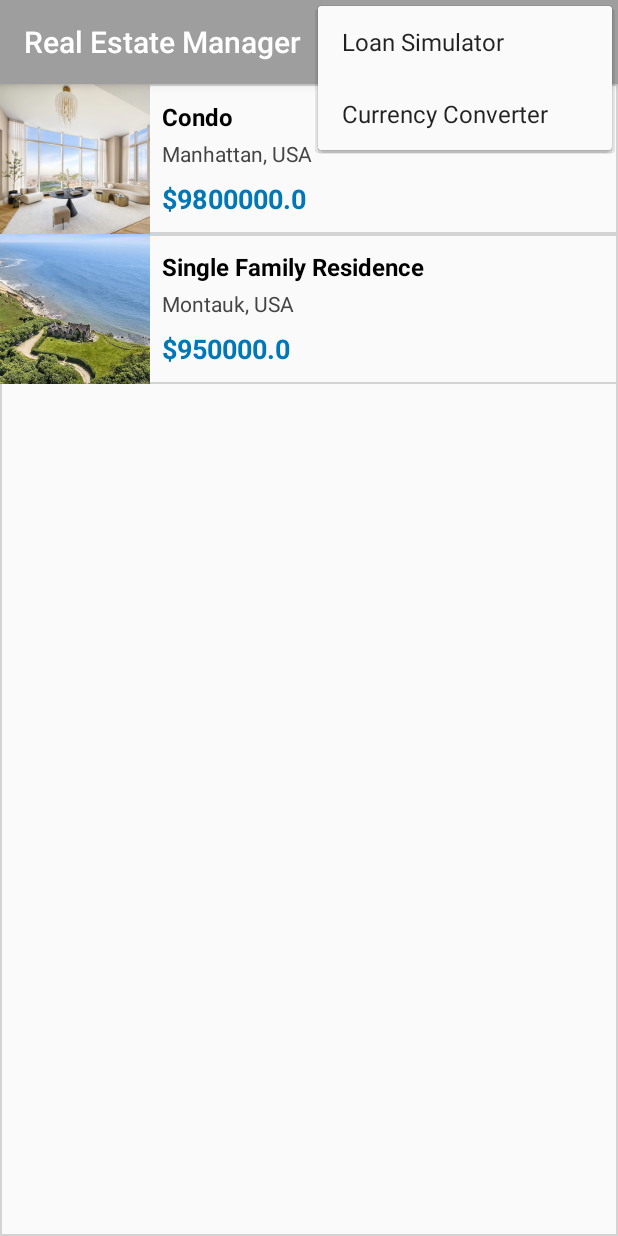
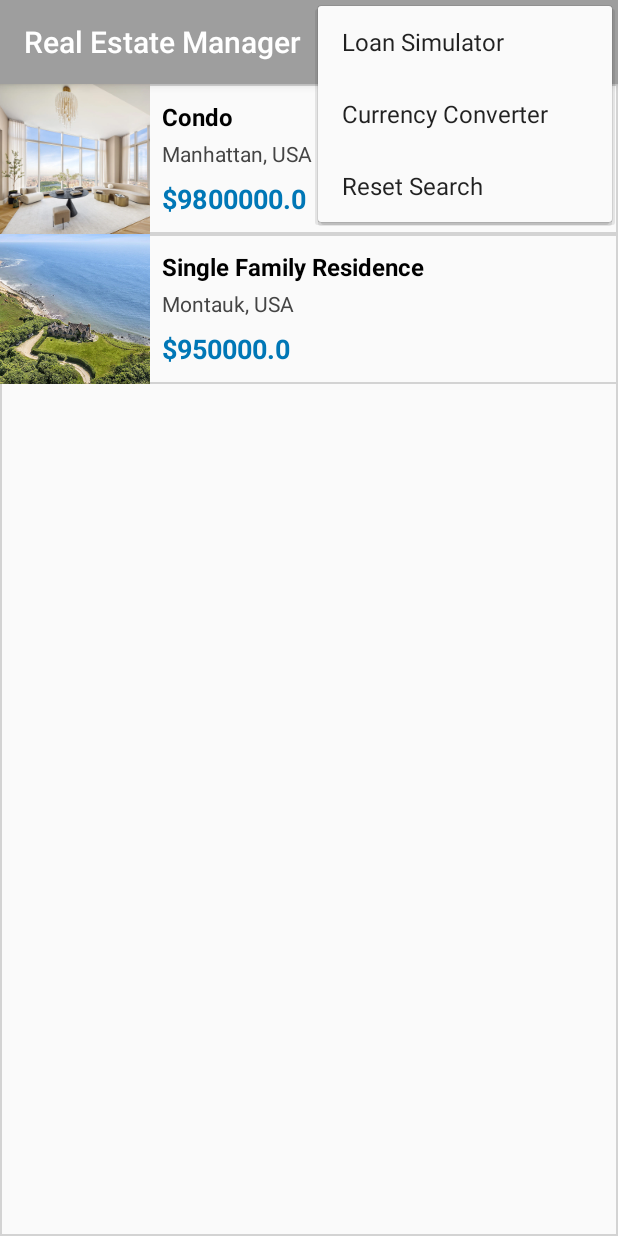
Before and after one commit to Rox74/P9-RealEstateManager-Android-NBA, an Android app: the screen it shows after launch (MainActivity), with the options menu open, on a phone screen of 412 x 824 dp. Run offline under Robolectric (Android 15) with nearby library versions, the phone set to English and light mode, and no system bars; our stand-ins replace Room's generated code; pictures from the network do not load.

Commit message:
Add Search

```diff
--- a/app/src/main/java/com/openclassrooms/realestatemanager/model/dao/PropertyDao.java
+++ b/app/src/main/java/com/openclassrooms/realestatemanager/model/dao/PropertyDao.java
@@ -85,4 +85,15 @@ public interface PropertyDao {
      */
     @Query("DELETE FROM property WHERE id = :id")
     int deleteById(long id);
+
+    @Query("SELECT * FROM property WHERE " +
+            "(:minPrice = 0 OR price >= :minPrice) AND " +
+            "(:maxPrice = 0 OR price <= :maxPrice) AND " +
+            "(:minSurface = 0 OR surface >= :minSurface) AND " +
+            "(:maxSurface = 0 OR surface <= :maxSurface) AND " +
+            "(:minRooms = 0 OR numberOfRooms >= :minRooms) AND " +
+            "(:location IS NULL OR city LIKE '%' || :location || '%' OR state LIKE '%' || :location || '%')")
+    LiveData<List<Property>> searchProperties(
+            double minPrice, double maxPrice, double minSurface, double maxSurface,
+            int minRooms, String location);
 }
--- a/app/src/main/java/com/openclassrooms/realestatemanager/view/fragment/PropertyListFragment.java
+++ b/app/src/main/java/com/openclassrooms/realestatemanager/view/fragment/PropertyListFragment.java
@@ -2,11 +2,16 @@ package com.openclassrooms.realestatemanager.view.fragment;
 
 import android.os.Bundle;
 import android.view.LayoutInflater;
+import android.view.Menu;
+import android.view.MenuInflater;
+import android.view.MenuItem;
 import android.view.View;
 import android.view.ViewGroup;
 
 import androidx.annotation.NonNull;
+import androidx.core.view.MenuProvider;
 import androidx.fragment.app.Fragment;
+import androidx.lifecycle.Lifecycle;
 import androidx.lifecycle.ViewModelProvider;
 import androidx.recyclerview.widget.LinearLayoutManager;
 import androidx.recyclerview.widget.RecyclerView;
@@ -57,8 +62,8 @@ public class PropertyListFragment extends Fragment {
                 ViewModelFactory.getInstance(requireActivity().getApplication())
         ).get(PropertyListViewModel.class);
 
-        // Observer les données du ViewModel
-        propertyListViewModel.getAllProperties().observe(getViewLifecycleOwner(), properties -> {
+        // Observer les données filtrées
+        propertyListViewModel.getFilteredProperties().observe(getViewLifecycleOwner(), properties -> {
             if (properties != null) {
                 adapter.setProperties(properties);
             }
@@ -72,21 +77,66 @@ public class PropertyListFragment extends Fragment {
             }
         });
 
+        setupMenu(); // 🔹 Ajout du menu de recherche avec MenuProvider
         return view;
     }
 
+    /**
+     * Configure le menu de recherche en utilisant MenuProvider.
+     */
+    private void setupMenu() {
+        requireActivity().addMenuProvider(new MenuProvider() {
+            @Override
+            public void onCreateMenu(@NonNull Menu menu, @NonNull MenuInflater menuInflater) {
+                menuInflater.inflate(R.menu.list_menu, menu); // Charge le menu de recherche
+            }
+
+            @Override
+            public boolean onMenuItemSelected(@NonNull MenuItem menuItem) {
+                if (menuItem.getItemId() == R.id.action_search) {
+                    openSearchDialog(); // Ouvre la boîte de dialogue de recherche
+                    return true;
+                } else if (menuItem.getItemId() == R.id.action_reset_search) { // Réinitialise la recherche
+                    propertyListViewModel.resetSearch();
+                    return true;
+                }
+                return false;
+            }
+        }, getViewLifecycleOwner(), Lifecycle.State.RESUMED);
+    }
+
+    /**
+     * Affiche la boîte de dialogue de recherche avancée.
+     */
+    private void openSearchDialog() {
+        SearchDialogFragment searchDialog = new SearchDialogFragment();
+        searchDialog.setOnSearchListener(criteria -> {
+            propertyListViewModel.searchProperties(criteria); // Applique le filtre
+        });
+        searchDialog.show(getParentFragmentManager(), "SearchDialog");
+    }
+
+    /**
+     * Rafraîchit la liste des propriétés après une mise à jour.
+     */
     private void refreshPropertyList() {
-        propertyListViewModel.getAllProperties().observe(getViewLifecycleOwner(), properties -> {
+        propertyListViewModel.getFilteredProperties().observe(getViewLifecycleOwner(), properties -> {
             if (properties != null) {
                 adapter.setProperties(properties);
             }
         });
     }
 
+    /**
+     * Vérifie si l'application est exécutée sur une tablette.
+     */
     private boolean isTablet() {
         return getResources().getBoolean(R.bool.is_tablet); // Définir "is_tablet" dans res/values/bools.xml
     }
 
+    /**
+     * Ouvre le détail d'une propriété pour les téléphones.
+     */
     private void navigateToPropertyDetail(Property property) {
         PropertyDetailFragment detailFragment = PropertyDetailFragment.newInstance(property);
         getParentFragmentManager().beginTransaction()
@@ -95,6 +145,9 @@ public class PropertyListFragment extends Fragment {
                 .commit();
     }
 
+    /**
+     * Ouvre le détail d'une propriété pour les tablettes.
+     */
     private void showPropertyDetailInTablet(Property property) {
         PropertyDetailFragment detailFragment = PropertyDetailFragment.newInstance(property);
         getParentFragmentManager().beginTransaction()
--- a/app/src/main/java/com/openclassrooms/realestatemanager/viewmodel/PropertyListViewModel.java
+++ b/app/src/main/java/com/openclassrooms/realestatemanager/viewmodel/PropertyListViewModel.java
@@ -1,27 +1,64 @@
 package com.openclassrooms.realestatemanager.viewmodel;
 
-import android.app.Application;
-
-import androidx.annotation.NonNull;
-import androidx.lifecycle.AndroidViewModel;
 import androidx.lifecycle.LiveData;
+import androidx.lifecycle.MutableLiveData;
+import androidx.lifecycle.Transformations;
 import androidx.lifecycle.ViewModel;
 
 import com.openclassrooms.realestatemanager.model.entity.Property;
+import com.openclassrooms.realestatemanager.model.entity.SearchCriteria;
 import com.openclassrooms.realestatemanager.repository.PropertyRepository;
 
 import java.util.List;
 
 public class PropertyListViewModel extends ViewModel {
     private final PropertyRepository repository;
-    private final LiveData<List<Property>> allProperties;
+    private final LiveData<List<Property>> allProperties; // Toutes les propriétés
+    private final MutableLiveData<SearchCriteria> searchCriteria = new MutableLiveData<>(); // Critères de recherche
+    private final LiveData<List<Property>> filteredProperties; // Propriétés filtrées
 
     public PropertyListViewModel(PropertyRepository repository) {
         this.repository = repository;
         this.allProperties = repository.getAllProperties();
+
+        // Met à jour les propriétés filtrées en fonction des critères de recherche
+        this.filteredProperties = Transformations.switchMap(searchCriteria, criteria -> {
+            if (criteria == null) {
+                return allProperties; // Si aucun critère, retourne toutes les propriétés
+            } else {
+                return repository.searchProperties(criteria); // Retourne les propriétés correspondant aux critères
+            }
+        });
+
+        // Initialiser les critères à null (pas de filtre)
+        searchCriteria.setValue(null);
     }
 
+    /**
+     * Retourne toutes les propriétés disponibles.
+     */
     public LiveData<List<Property>> getAllProperties() {
         return allProperties;
     }
+
+    /**
+     * Retourne les propriétés filtrées en fonction des critères.
+     */
+    public LiveData<List<Property>> getFilteredProperties() {
+        return filteredProperties;
+    }
+
+    /**
+     * Applique les critères de recherche.
+     */
+    public void searchProperties(SearchCriteria criteria) {
+        searchCriteria.setValue(criteria);
+    }
+
+    /**
+     * Réinitialise les critères de recherche pour afficher toutes les propriétés.
+     */
+    public void resetSearch() {
+        searchCriteria.setValue(null);
+    }
 }
--- /dev/null
+++ b/app/src/main/res/drawable/ic_reset.xml
@@ -0,0 +1,9 @@
+<vector xmlns:android="http://schemas.android.com/apk/res/android"
+    android:width="24dp"
+    android:height="24dp"
+    android:viewportWidth="960"
+    android:viewportHeight="960">
+  <path
+      android:pathData="M280,880q-83,0 -141.5,-58.5T80,680q0,-83 58.5,-141.5T280,480q83,0 141.5,58.5T480,680q0,83 -58.5,141.5T280,880ZM824,840L568,584q-12,-13 -25.5,-26.5T516,532q38,-24 61,-64t23,-88q0,-75 -52.5,-127.5T420,200q-75,0 -127.5,52.5T240,380q0,6 0.5,11.5T242,403q-18,2 -39.5,8T164,425q-2,-11 -3,-22t-1,-23q0,-109 75.5,-184.5T420,120q109,0 184.5,75.5T680,380q0,43 -13.5,81.5T629,532l251,252 -56,56ZM209,779 L280,708 350,779 379,751 308,680 379,609 351,581 280,652 209,581 181,609 252,680 181,751 209,779Z"
+      android:fillColor="#FFFFFF"/>
+</vector>
--- /dev/null
+++ b/app/src/main/res/drawable/ic_search.xml
@@ -0,0 +1,9 @@
+<vector xmlns:android="http://schemas.android.com/apk/res/android"
+    android:width="24dp"
+    android:height="24dp"
+    android:viewportWidth="960"
+    android:viewportHeight="960">
+  <path
+      android:pathData="M784,840 L532,588q-30,24 -69,38t-83,14q-109,0 -184.5,-75.5T120,380q0,-109 75.5,-184.5T380,120q109,0 184.5,75.5T640,380q0,44 -14,83t-38,69l252,252 -56,56ZM380,560q75,0 127.5,-52.5T560,380q0,-75 -52.5,-127.5T380,200q-75,0 -127.5,52.5T200,380q0,75 52.5,127.5T380,560Z"
+      android:fillColor="#FFFFFF"/>
+</vector>
--- a/app/src/main/res/layout/fragment_edit_property.xml
+++ b/app/src/main/res/layout/fragment_edit_property.xml
@@ -1,7 +1,7 @@
 <?xml version="1.0" encoding="utf-8"?>
 <ScrollView xmlns:android="http://schemas.android.com/apk/res/android"
     android:layout_width="match_parent"
-    android:layout_height="match_parent"
+    android:layout_height="wrap_content"
     android:padding="16dp">
 
     <LinearLayout
--- a/app/src/main/res/menu/detail_menu.xml
+++ b/app/src/main/res/menu/detail_menu.xml
@@ -7,5 +7,5 @@
         android:id="@+id/action_edit_property"
         android:title="Edit Property"
         android:icon="@drawable/ic_edit"
-        app:showAsAction="always" />
+        app:showAsAction="ifRoom" />
 </menu>
--- /dev/null
+++ b/app/src/main/res/menu/list_menu.xml
@@ -0,0 +1,17 @@
+<menu xmlns:android="http://schemas.android.com/apk/res/android"
+    xmlns:app="http://schemas.android.com/apk/res-auto">
+
+    <!-- Bouton pour la recherche -->
+    <item
+        android:id="@+id/action_search"
+        android:title="Search"
+        android:icon="@drawable/ic_search"
+        app:showAsAction="ifRoom" />
+
+    <!-- Bouton pour réinitialiser la recherche -->
+    <item
+        android:id="@+id/action_reset_search"
+        android:title="Reset Search"
+        android:icon="@drawable/ic_reset"
+        app:showAsAction="ifRoom" />
+</menu>
--- a/app/src/main/res/menu/main_menu.xml
+++ b/app/src/main/res/menu/main_menu.xml
@@ -6,7 +6,7 @@
         android:id="@+id/action_add_property"
         android:title="Add Property"
         android:icon="@drawable/ic_add"
-        app:showAsAction="always" />
+        app:showAsAction="ifRoom" />
 
     <!-- Bouton pour afficher le simulateur de prêt -->
     <item
```
Also changed, not shown: app/src/main/java/com/openclassrooms/realestatemanager/model/entity/SearchCriteria.java (added, +22 -0 lines), app/src/main/java/com/openclassrooms/realestatemanager/repository/PropertyRepository.java (+19 -0 lines), app/src/main/java/com/openclassrooms/realestatemanager/view/fragment/SearchDialogFragment.java (added, +103 -0 lines), app/src/main/res/layout/dialog_search.xml (added, +92 -0 lines).
